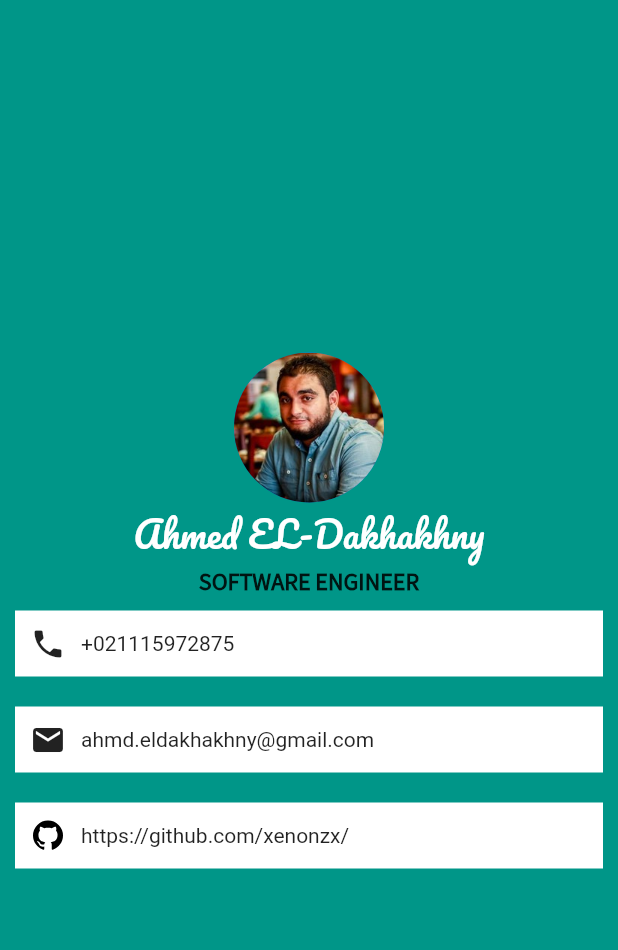
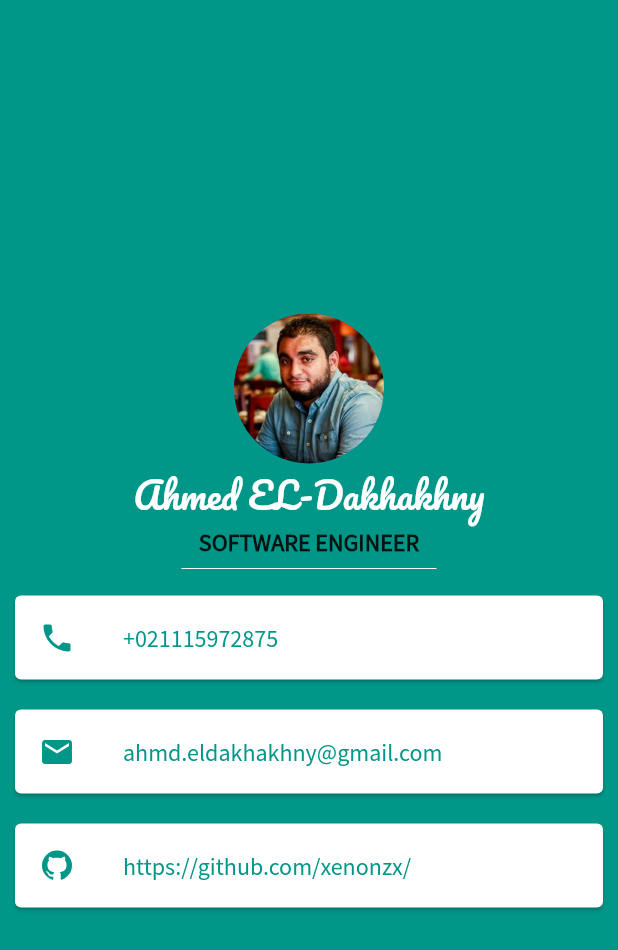
Before and after one commit to xenonzx/micard, a Flutter app: the screen it shows after launch, on a phone screen of 412 x 824 dp. Shown: the top 950 px of the screen. Run offline on Flutter 3.47's test engine with Material 2 defaults, Android fonts, the phone set to English and light mode, and no system bars; our stand-ins replace flutter_svg.

Commit message:
finishing up mi card

```diff
--- a/lib/main.dart
+++ b/lib/main.dart
@@ -48,46 +48,59 @@ class LayoutChanllenge extends StatelessWidget {
                     fontSize: 16),
               ),
               Container(
-                margin: EdgeInsets.symmetric(horizontal: 10, vertical: 10),
-                padding: EdgeInsets.symmetric(horizontal: 10, vertical: 10),
-                color: Colors.white,
-                child: Row(
-                  children: <Widget>[
-                    Icon(Icons.phone),
-                    SizedBox(
-                      width: 10,
-                    ),
-                    Text("+021115972875"),
-                  ],
+                width: 170,
+                child: Divider(
+                  color: Colors.white,
                 ),
               ),
-              Container(
+              Card(
                 margin: EdgeInsets.symmetric(horizontal: 10, vertical: 10),
-                padding: EdgeInsets.symmetric(horizontal: 10, vertical: 10),
                 color: Colors.white,
-                child: Row(
-                  children: <Widget>[
-                    Icon(Icons.mail),
-                    SizedBox(
-                      width: 10,
+                child: ListTile(
+                  leading: Icon(
+                    Icons.phone,
+                    color: Colors.teal,
+                  ),
+                  title: Text(
+                    "+021115972875",
+                    style: TextStyle(
+                      fontFamily: 'Sanspro',
+                      color: Colors.teal,
                     ),
-                    Text("ahmd.eldakhakhny@gmail.com"),
-                  ],
+                  ),
                 ),
               ),
-              Container(
+              Card(
                 margin: EdgeInsets.symmetric(horizontal: 10, vertical: 10),
-                padding: EdgeInsets.symmetric(horizontal: 10, vertical: 10),
                 color: Colors.white,
-                child: Row(
-                  children: <Widget>[
-                    SvgPicture.asset('images/github.svg',
-                        semanticsLabel: 'Acme Logo'),
-                    SizedBox(
-                      width: 10,
+                child: ListTile(
+                  leading: Icon(
+                    Icons.mail,
+                    color: Colors.teal,
+                  ),
+                  title: Text(
+                    "ahmd.eldakhakhny@gmail.com",
+                    style: TextStyle(
+                      fontFamily: 'Sanspro',
+                      color: Colors.teal,
                     ),
-                    Text("https://github.com/xenonzx/"),
-                  ],
+                  ),
+                ),
+              ),
+              Card(
+                margin: EdgeInsets.symmetric(horizontal: 10, vertical: 10),
+                color: Colors.white,
+                child: ListTile(
+                  leading: SvgPicture.asset(
+                    'images/github.svg',
+                    color: Colors.teal,
+                    semanticsLabel: 'Acme Logo',
+                  ),
+                  title: Text("https://github.com/xenonzx/",
+                      style: TextStyle(
+                        fontFamily: 'Sanspro',
+                        color: Colors.teal,
+                      )),
                 ),
               ),
             ],
```
